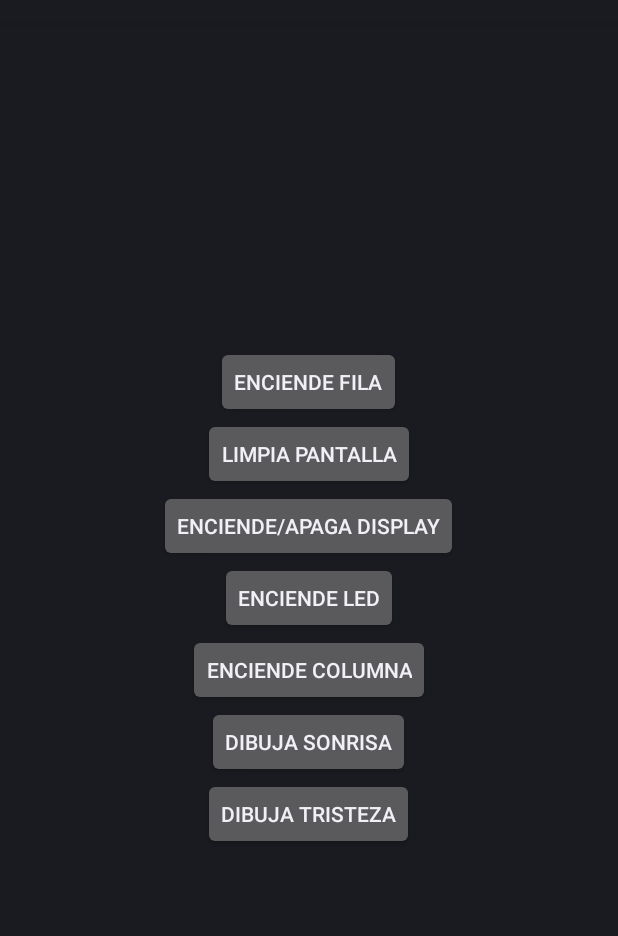
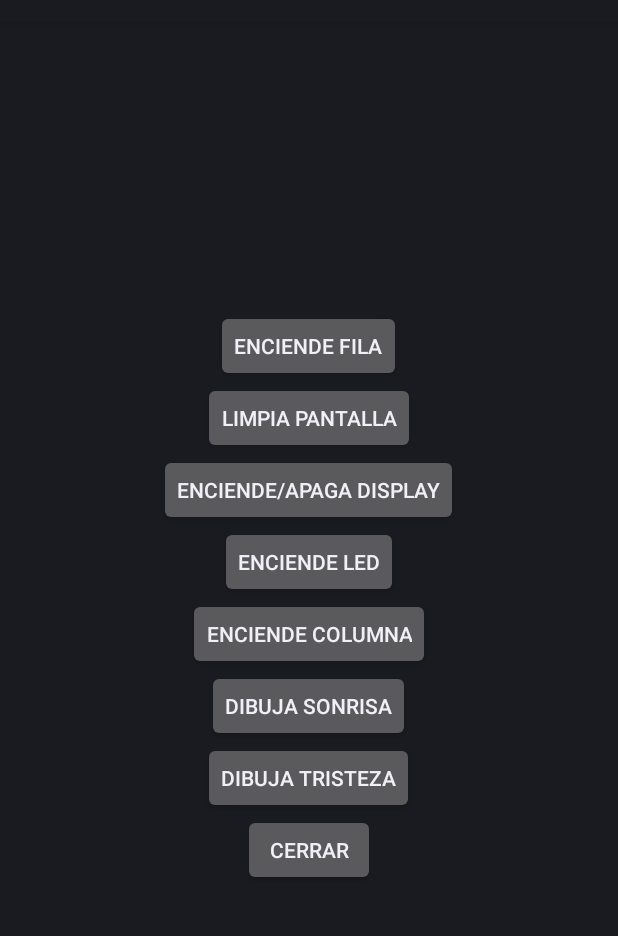
Before and after one commit to egmdevops/led-matrix-lib, an Android app: the screen it shows after launch (MainActivity), on a phone screen of 412 x 824 dp, the part 62-998 px from its top. Run offline under Robolectric (Android 15) with nearby library versions, the phone set to English and light mode, and no system bars; libraries missing offline, so code that uses them is left out: com.google.android.things; 4 statements that could not run were skipped.

```diff
--- a/app/src/main/res/layout/activity_main.xml
+++ b/app/src/main/res/layout/activity_main.xml
@@ -59,4 +59,11 @@
             android:onClick="onClick"
             android:text="Dibuja tristeza"/>
 
+    <Button
+            android:id="@+id/btn8"
+            android:layout_width="wrap_content"
+            android:layout_height="wrap_content"
+            android:onClick="onClick"
+            android:text="Cerrar"/>
+
 </LinearLayout>
```
Also changed, not shown: app/src/main/java/com/egmdevelopers/ledmatrix/MainActivity.kt (+13 -0 lines).
